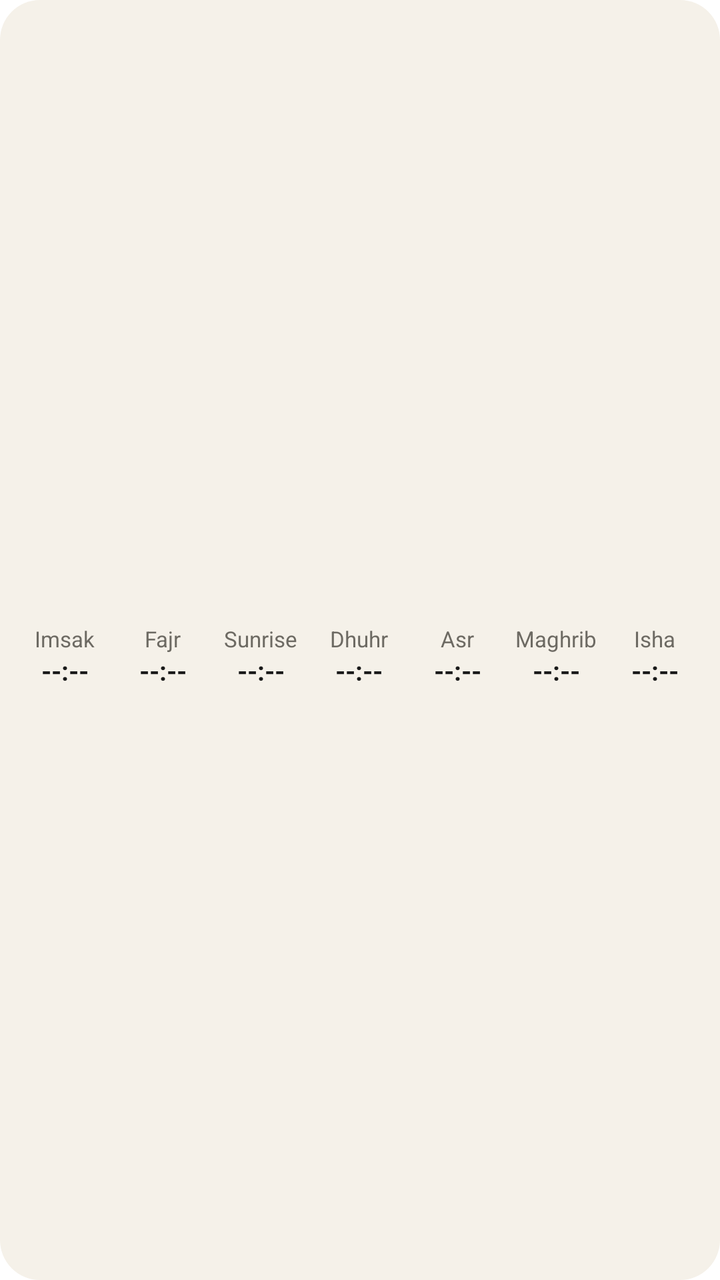
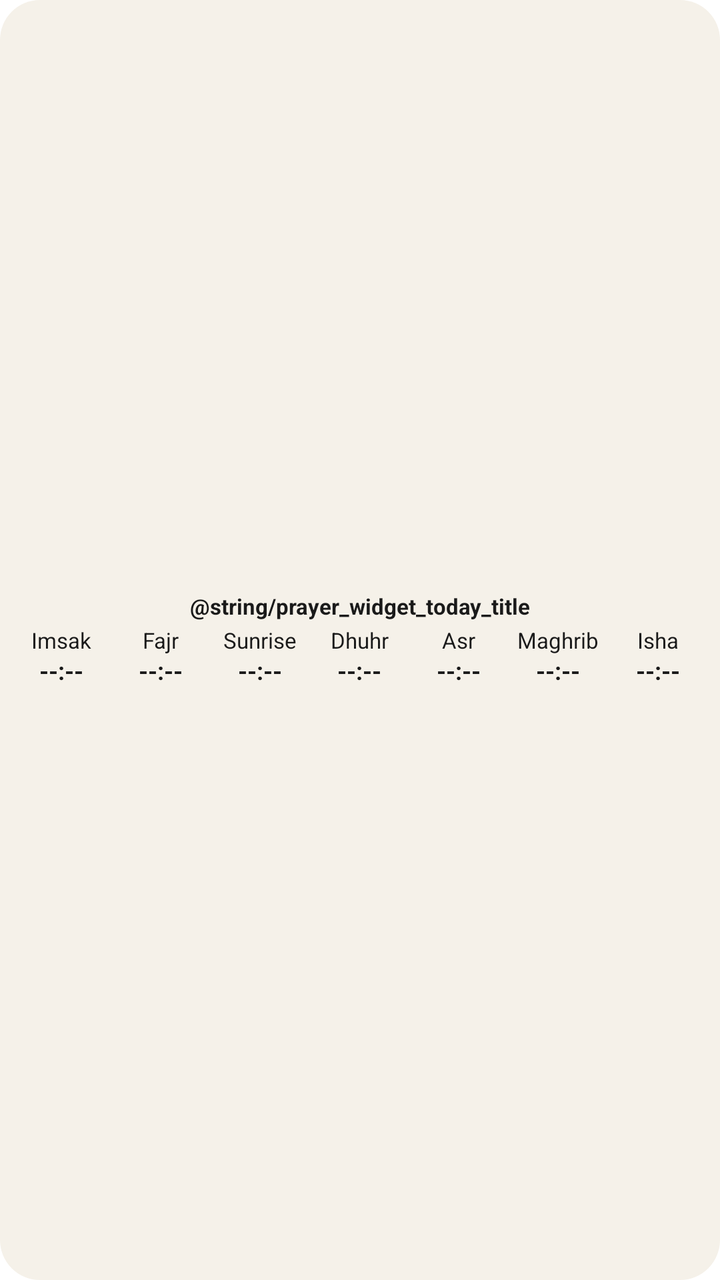

Before-and-after screenshots of an Android layout around one commit, followed by the original layout XML and the change that was made.
<!-- AndroidManifest.xml: application theme Theme.GreenDomeAdhkar -->
<!-- res/layout/widget_prayer_times.xml -->
<?xml version="1.0" encoding="utf-8"?>
<LinearLayout xmlns:android="http://schemas.android.com/apk/res/android"
    android:id="@+id/widget_prayer_root"
    android:layout_width="match_parent"
    android:layout_height="match_parent"
    android:background="@drawable/widget_misbaha_background_cream"
    android:gravity="center"
    android:layoutDirection="locale"
    android:orientation="vertical"
    android:paddingStart="8dp"
    android:paddingTop="8dp"
    android:paddingEnd="8dp"
    android:paddingBottom="8dp">

    <TextView
        android:id="@+id/widget_prayer_city"
        android:layout_width="match_parent"
        android:layout_height="wrap_content"
        android:gravity="center"
        android:includeFontPadding="false"
        android:maxLines="1"
        android:textColor="@color/gold_dome"
        android:textSize="11sp"
        android:textStyle="bold" />

    <LinearLayout
        android:id="@+id/widget_prayer_chips"
        android:layout_width="match_parent"
        android:layout_height="wrap_content"
        android:layout_marginTop="4dp"
        android:gravity="center"
        android:orientation="horizontal">

        <LinearLayout
            android:layout_width="0dp"
            android:layout_height="wrap_content"
            android:layout_weight="1"
            android:gravity="center"
            android:orientation="vertical"
            android:paddingStart="2dp"
            android:paddingEnd="2dp">

            <TextView
                android:id="@+id/widget_prayer_imsak_name"
                android:layout_width="match_parent"
                android:layout_height="wrap_content"
                android:gravity="center"
                android:includeFontPadding="false"
                android:maxLines="1"
                android:text="@string/prayer_name_imsak"
                android:textColor="@color/text_muted"
                android:textSize="11sp" />

            <TextView
                android:id="@+id/widget_prayer_imsak_time"
                android:layout_width="match_parent"
                android:layout_height="wrap_content"
                android:layout_marginTop="2dp"
                android:gravity="center"
                android:includeFontPadding="false"
                android:maxLines="1"
                android:text="--:--"
                android:textColor="@color/text_primary"
                android:textSize="13sp"
                android:textStyle="bold" />
        </LinearLayout>

        <LinearLayout
            android:layout_width="0dp"
            android:layout_height="wrap_content"
            android:layout_weight="1"
            android:gravity="center"
            android:orientation="vertical"
            android:paddingStart="2dp"
            android:paddingEnd="2dp">

            <TextView
                android:id="@+id/widget_prayer_fajr_name"
                android:layout_width="match_parent"
                android:layout_height="wrap_content"
                android:gravity="center"
                android:includeFontPadding="false"
                android:maxLines="1"
                android:text="@string/prayer_name_fajr"
                android:textColor="@color/text_muted"
                android:textSize="11sp" />

            <TextView
                android:id="@+id/widget_prayer_fajr_time"
                android:layout_width="match_parent"
                android:layout_height="wrap_content"
                android:layout_marginTop="2dp"
                android:gravity="center"
                android:includeFontPadding="false"
                android:maxLines="1"
                android:text="--:--"
                android:textColor="@color/text_primary"
                android:textSize="13sp"
                android:textStyle="bold" />
        </LinearLayout>

        <LinearLayout
            android:layout_width="0dp"
            android:layout_height="wrap_content"
            android:layout_weight="1"
            android:gravity="center"
            android:orientation="vertical"
            android:paddingStart="2dp"
            android:paddingEnd="2dp">

            <TextView
                android:id="@+id/widget_prayer_sunrise_name"
                android:layout_width="match_parent"
                android:layout_height="wrap_content"
                android:gravity="center"
                android:includeFontPadding="false"
                android:maxLines="1"
                android:text="@string/prayer_name_sunrise"
                android:textColor="@color/text_muted"
                android:textSize="11sp" />

            <TextView
                android:id="@+id/widget_prayer_sunrise_time"
                android:layout_width="match_parent"
                android:layout_height="wrap_content"
                android:layout_marginTop="2dp"
                android:gravity="center"
                android:includeFontPadding="false"
                android:maxLines="1"
                android:text="--:--"
                android:textColor="@color/text_primary"
                android:textSize="13sp"
                android:textStyle="bold" />
        </LinearLayout>

        <LinearLayout
            android:layout_width="0dp"
            android:layout_height="wrap_content"
            android:layout_weight="1"
            android:gravity="center"
            android:orientation="vertical"
            android:paddingStart="2dp"
            android:paddingEnd="2dp">

            <TextView
                android:id="@+id/widget_prayer_dhuhr_name"
                android:layout_width="match_parent"
                android:layout_height="wrap_content"
                android:gravity="center"
                android:includeFontPadding="false"
                android:maxLines="1"
                android:text="@string/prayer_name_dhuhr"
                android:textColor="@color/text_muted"
                android:textSize="11sp" />

            <TextView
                android:id="@+id/widget_prayer_dhuhr_time"
                android:layout_width="match_parent"
                android:layout_height="wrap_content"
                android:layout_marginTop="2dp"
                android:gravity="center"
                android:includeFontPadding="false"
                android:maxLines="1"
                android:text="--:--"
                android:textColor="@color/text_primary"
                android:textSize="13sp"
                android:textStyle="bold" />
        </LinearLayout>

        <LinearLayout
            android:layout_width="0dp"
            android:layout_height="wrap_content"
            android:layout_weight="1"
            android:gravity="center"
            android:orientation="vertical"
            android:paddingStart="2dp"
            android:paddingEnd="2dp">

            <TextView
                android:id="@+id/widget_prayer_asr_name"
                android:layout_width="match_parent"
                android:layout_height="wrap_content"
                android:gravity="center"
                android:includeFontPadding="false"
                android:maxLines="1"
                android:text="@string/prayer_name_asr"
                android:textColor="@color/text_muted"
                android:textSize="11sp" />

            <TextView
                android:id="@+id/widget_prayer_asr_time"
                android:layout_width="match_parent"
                android:layout_height="wrap_content"
                android:layout_marginTop="2dp"
                android:gravity="center"
                android:includeFontPadding="false"
                android:maxLines="1"
                android:text="--:--"
                android:textColor="@color/text_primary"
                android:textSize="13sp"
                android:textStyle="bold" />
        </LinearLayout>

        <LinearLayout
            android:layout_width="0dp"
            android:layout_height="wrap_content"
            android:layout_weight="1"
            android:gravity="center"
            android:orientation="vertical"
            android:paddingStart="2dp"
            android:paddingEnd="2dp">

            <TextView
                android:id="@+id/widget_prayer_maghrib_name"
                android:layout_width="match_parent"
                android:layout_height="wrap_content"
                android:gravity="center"
                android:includeFontPadding="false"
                android:maxLines="1"
                android:text="@string/prayer_name_maghrib"
                android:textColor="@color/text_muted"
                android:textSize="11sp" />

            <TextView
                android:id="@+id/widget_prayer_maghrib_time"
                android:layout_width="match_parent"
                android:layout_height="wrap_content"
                android:layout_marginTop="2dp"
                android:gravity="center"
                android:includeFontPadding="false"
                android:maxLines="1"
                android:text="--:--"
                android:textColor="@color/text_primary"
                android:textSize="13sp"
                android:textStyle="bold" />
        </LinearLayout>

        <LinearLayout
            android:layout_width="0dp"
            android:layout_height="wrap_content"
            android:layout_weight="1"
            android:gravity="center"
            android:orientation="vertical"
            android:paddingStart="2dp"
            android:paddingEnd="2dp">

            <TextView
                android:id="@+id/widget_prayer_isha_name"
                android:layout_width="match_parent"
                android:layout_height="wrap_content"
                android:gravity="center"
                android:includeFontPadding="false"
                android:maxLines="1"
                android:text="@string/prayer_name_isha"
                android:textColor="@color/text_muted"
                android:textSize="11sp" />

            <TextView
                android:id="@+id/widget_prayer_isha_time"
                android:layout_width="match_parent"
                android:layout_height="wrap_content"
                android:layout_marginTop="2dp"
                android:gravity="center"
                android:includeFontPadding="false"
                android:maxLines="1"
                android:text="--:--"
                android:textColor="@color/text_primary"
                android:textSize="13sp"
                android:textStyle="bold" />
        </LinearLayout>
    </LinearLayout>

    <TextView
        android:id="@+id/widget_prayer_empty"
        android:layout_width="match_parent"
        android:layout_height="wrap_content"
        android:gravity="center"
        android:text="@string/prayer_times_need_city"
        android:textColor="@color/text_primary"
        android:textSize="13sp"
        android:visibility="gone" />
</LinearLayout>
<!-- resources referenced by this layout -->
<resources>
  <color name="gold_dome">#D4AF37</color>
  <color name="text_muted">#6D6A63</color>
  <color name="text_primary">#1A1A1A</color>
  <!-- drawable widget_misbaha_background_cream (drawable) -->
  <?xml version="1.0" encoding="utf-8"?>
  <shape xmlns:android="http://schemas.android.com/apk/res/android"
      android:shape="rectangle">
      <solid android:color="@color/cream_background" />
      <corners android:radius="20dp" />
  </shape>
  <string name="prayer_name_asr">Asr</string>
  <string name="prayer_name_dhuhr">Dhuhr</string>
  <string name="prayer_name_fajr">Fajr</string>
  <string name="prayer_name_imsak">Imsak</string>
  <string name="prayer_name_isha">Isha</string>
  <string name="prayer_name_maghrib">Maghrib</string>
  <string name="prayer_name_sunrise">Sunrise</string>
  <string name="prayer_times_need_city">Choose a city to calculate times</string>
  <style name="Theme.GreenDomeAdhkar" parent="Theme.SplashScreen">
          <item name="windowSplashScreenBackground">@color/cream_background</item>
          <item name="windowSplashScreenAnimatedIcon">@drawable/splash_icon_blank</item>
          <item name="windowSplashScreenIconBackgroundColor">@color/cream_background</item>
          <item name="postSplashScreenTheme">@style/Theme.GreenDomeAdhkar.Main</item>
      </style>
  <color name="cream_background">#F5F1E9</color>
  <!-- drawable splash_icon_blank (drawable) -->
  <?xml version="1.0" encoding="utf-8"?>
  <shape xmlns:android="http://schemas.android.com/apk/res/android"
      android:shape="oval">
      <solid android:color="@color/cream_background" />
      <size
          android:width="48dp"
          android:height="48dp" />
  </shape>
  <style name="Theme.GreenDomeAdhkar.Main" parent="android:Theme.Material.Light.NoActionBar">
          <item name="android:statusBarColor">@color/cream_background</item>
          <item name="android:navigationBarColor">@color/cream_background</item>
          <item name="android:windowLightStatusBar">true</item>
          <item name="android:windowLightNavigationBar">true</item>
          <item name="android:windowBackground">@color/cream_background</item>
      </style>
</resources>

<!-- the commit's change to res/layout/widget_prayer_times.xml (unified diff, before → after) -->
@@ -7,9 +7,9 @@
     android:gravity="center"
     android:layoutDirection="locale"
     android:orientation="vertical"
-    android:paddingStart="8dp"
+    android:paddingStart="6dp"
     android:paddingTop="8dp"
-    android:paddingEnd="8dp"
+    android:paddingEnd="6dp"
     android:paddingBottom="8dp">
 
     <TextView
@@ -19,7 +19,8 @@
         android:gravity="center"
         android:includeFontPadding="false"
         android:maxLines="1"
-        android:textColor="@color/gold_dome"
+        android:text="@string/prayer_widget_today_title"
+        android:textColor="@color/text_primary"
         android:textSize="11sp"
         android:textStyle="bold" />
 
@@ -28,17 +29,19 @@
         android:layout_width="match_parent"
         android:layout_height="wrap_content"
         android:layout_marginTop="4dp"
+        android:baselineAligned="false"
         android:gravity="center"
         android:orientation="horizontal">
 
         <LinearLayout
-            android:layout_width="0dp"
-            android:layout_height="wrap_content"
-            android:layout_weight="1"
-            android:gravity="center"
-            android:orientation="vertical"
-            android:paddingStart="2dp"
-            android:paddingEnd="2dp">
+            android:id="@+id/widget_prayer_imsak"
+            android:layout_width="0dp"
+            android:layout_height="wrap_content"
+            android:layout_weight="1"
+            android:gravity="center"
+            android:orientation="vertical"
+            android:paddingStart="1dp"
+            android:paddingEnd="1dp">
 
             <TextView
                 android:id="@+id/widget_prayer_imsak_name"
@@ -48,7 +51,7 @@
                 android:includeFontPadding="false"
                 android:maxLines="1"
                 android:text="@string/prayer_name_imsak"
-                android:textColor="@color/text_muted"
+                android:textColor="@color/text_primary"
                 android:textSize="11sp" />
 
             <TextView
@@ -61,18 +64,19 @@
                 android:maxLines="1"
                 android:text="--:--"
                 android:textColor="@color/text_primary"
-                android:textSize="13sp"
-                android:textStyle="bold" />
-        </LinearLayout>
-
-        <LinearLayout
-            android:layout_width="0dp"
-            android:layout_height="wrap_content"
-            android:layout_weight="1"
-            android:gravity="center"
-            android:orientation="vertical"
-            android:paddingStart="2dp"
-            android:paddingEnd="2dp">
+                android:textSize="12sp"
+                android:textStyle="bold" />
+        </LinearLayout>
+
+        <LinearLayout
+            android:id="@+id/widget_prayer_fajr"
+            android:layout_width="0dp"
+            android:layout_height="wrap_content"
+            android:layout_weight="1"
+            android:gravity="center"
+            android:orientation="vertical"
+            android:paddingStart="1dp"
+            android:paddingEnd="1dp">
 
             <TextView
                 android:id="@+id/widget_prayer_fajr_name"
@@ -82,7 +86,7 @@
                 android:includeFontPadding="false"
                 android:maxLines="1"
                 android:text="@string/prayer_name_fajr"
-                android:textColor="@color/text_muted"
+                android:textColor="@color/text_primary"
                 android:textSize="11sp" />
 
             <TextView
@@ -95,18 +99,19 @@
                 android:maxLines="1"
                 android:text="--:--"
                 android:textColor="@color/text_primary"
-                android:textSize="13sp"
-                android:textStyle="bold" />
-        </LinearLayout>
-
-        <LinearLayout
-            android:layout_width="0dp"
-            android:layout_height="wrap_content"
-            android:layout_weight="1"
-            android:gravity="center"
-            android:orientation="vertical"
-            android:paddingStart="2dp"
-            android:paddingEnd="2dp">
+                android:textSize="12sp"
+                android:textStyle="bold" />
+        </LinearLayout>
+
+        <LinearLayout
+            android:id="@+id/widget_prayer_sunrise"
+            android:layout_width="0dp"
+            android:layout_height="wrap_content"
+            android:layout_weight="1"
+            android:gravity="center"
+            android:orientation="vertical"
+            android:paddingStart="1dp"
+            android:paddingEnd="1dp">
 
             <TextView
                 android:id="@+id/widget_prayer_sunrise_name"
@@ -116,7 +121,7 @@
                 android:includeFontPadding="false"
                 android:maxLines="1"
                 android:text="@string/prayer_name_sunrise"
-                android:textColor="@color/text_muted"
+                android:textColor="@color/text_primary"
                 android:textSize="11sp" />
 
             <TextView
@@ -129,18 +134,19 @@
                 android:maxLines="1"
                 android:text="--:--"
                 android:textColor="@color/text_primary"
-                android:textSize="13sp"
-                android:textStyle="bold" />
-        </LinearLayout>
-
-        <LinearLayout
-            android:layout_width="0dp"
-            android:layout_height="wrap_content"
-            android:layout_weight="1"
-            android:gravity="center"
-            android:orientation="vertical"
-            android:paddingStart="2dp"
-            android:paddingEnd="2dp">
+                android:textSize="12sp"
+                android:textStyle="bold" />
+        </LinearLayout>
+
+        <LinearLayout
+            android:id="@+id/widget_prayer_dhuhr"
+            android:layout_width="0dp"
+            android:layout_height="wrap_content"
+            android:layout_weight="1"
+            android:gravity="center"
+            android:orientation="vertical"
+            android:paddingStart="1dp"
+            android:paddingEnd="1dp">
 
             <TextView
                 android:id="@+id/widget_prayer_dhuhr_name"
@@ -150,7 +156,7 @@
                 android:includeFontPadding="false"
                 android:maxLines="1"
                 android:text="@string/prayer_name_dhuhr"
-                android:textColor="@color/text_muted"
+                android:textColor="@color/text_primary"
                 android:textSize="11sp" />
 
             <TextView
@@ -163,18 +169,19 @@
                 android:maxLines="1"
                 android:text="--:--"
                 android:textColor="@color/text_primary"
-                android:textSize="13sp"
-                android:textStyle="bold" />
-        </LinearLayout>
-
-        <LinearLayout
-            android:layout_width="0dp"
-            android:layout_height="wrap_content"
-            android:layout_weight="1"
-            android:gravity="center"
-            android:orientation="vertical"
-            android:paddingStart="2dp"
-            android:paddingEnd="2dp">
+                android:textSize="12sp"
+                android:textStyle="bold" />
+        </LinearLayout>
+
+        <LinearLayout
+            android:id="@+id/widget_prayer_asr"
+            android:layout_width="0dp"
+            android:layout_height="wrap_content"
+            android:layout_weight="1"
+            android:gravity="center"
+            android:orientation="vertical"
+            android:paddingStart="1dp"
+            android:paddingEnd="1dp">
 
             <TextView
                 android:id="@+id/widget_prayer_asr_name"
@@ -184,7 +191,7 @@
                 android:includeFontPadding="false"
                 android:maxLines="1"
                 android:text="@string/prayer_name_asr"
-                android:textColor="@color/text_muted"
+                android:textColor="@color/text_primary"
                 android:textSize="11sp" />
 
             <TextView
@@ -197,18 +204,19 @@
                 android:maxLines="1"
                 android:text="--:--"
                 android:textColor="@color/text_primary"
-                android:textSize="13sp"
-                android:textStyle="bold" />
-        </LinearLayout>
-
-        <LinearLayout
-            android:layout_width="0dp"
-            android:layout_height="wrap_content"
-            android:layout_weight="1"
-            android:gravity="center"
-            android:orientation="vertical"
-            android:paddingStart="2dp"
-            android:paddingEnd="2dp">
+                android:textSize="12sp"
+                android:textStyle="bold" />
+        </LinearLayout>
+
+        <LinearLayout
+            android:id="@+id/widget_prayer_maghrib"
+            android:layout_width="0dp"
+            android:layout_height="wrap_content"
+            android:layout_weight="1"
+            android:gravity="center"
+            android:orientation="vertical"
+            android:paddingStart="1dp"
+            android:paddingEnd="1dp">
 
             <TextView
                 android:id="@+id/widget_prayer_maghrib_name"
@@ -218,7 +226,7 @@
                 android:includeFontPadding="false"
                 android:maxLines="1"
                 android:text="@string/prayer_name_maghrib"
-                android:textColor="@color/text_muted"
+                android:textColor="@color/text_primary"
                 android:textSize="11sp" />
 
             <TextView
@@ -231,18 +239,19 @@
                 android:maxLines="1"
                 android:text="--:--"
                 android:textColor="@color/text_primary"
-                android:textSize="13sp"
-                android:textStyle="bold" />
-        </LinearLayout>
-
-        <LinearLayout
-            android:layout_width="0dp"
-            android:layout_height="wrap_content"
-            android:layout_weight="1"
-            android:gravity="center"
-            android:orientation="vertical"
-            android:paddingStart="2dp"
-            android:paddingEnd="2dp">
+                android:textSize="12sp"
+                android:textStyle="bold" />
+        </LinearLayout>
+
+        <LinearLayout
+            android:id="@+id/widget_prayer_isha"
+            android:layout_width="0dp"
+            android:layout_height="wrap_content"
+            android:layout_weight="1"
+            android:gravity="center"
+            android:orientation="vertical"
+            android:paddingStart="1dp"
+            android:paddingEnd="1dp">
 
             <TextView
                 android:id="@+id/widget_prayer_isha_name"
@@ -252,7 +261,7 @@
                 android:includeFontPadding="false"
                 android:maxLines="1"
                 android:text="@string/prayer_name_isha"
-                android:textColor="@color/text_muted"
+                android:textColor="@color/text_primary"
                 android:textSize="11sp" />
 
             <TextView
@@ -265,7 +274,7 @@
                 android:maxLines="1"
                 android:text="--:--"
                 android:textColor="@color/text_primary"
-                android:textSize="13sp"
+                android:textSize="12sp"
                 android:textStyle="bold" />
         </LinearLayout>
     </LinearLayout>
<!-- resource entries referenced after the edit -->
@@ -1,7 +1,5 @@
 <!-- resources referenced by this layout -->
 <resources>
-  <color name="gold_dome">#D4AF37</color>
-  <color name="text_muted">#6D6A63</color>
   <color name="text_primary">#1A1A1A</color>
   <!-- drawable widget_misbaha_background_cream (drawable) -->
   <?xml version="1.0" encoding="utf-8"?>
